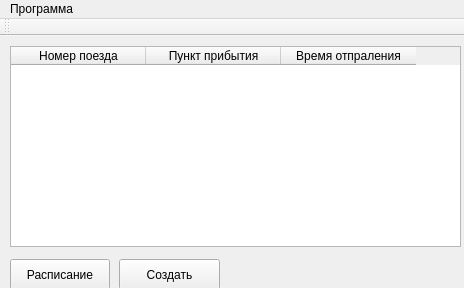
This is mainwindow.ui in the12chairs/TermProject as Qt 5 draws it before an edit. The edited form follows.
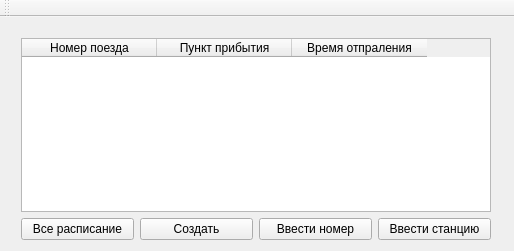
This is the edited form.

Diff of the .ui file:
```diff
--- a/mainwindow.ui
+++ b/mainwindow.ui
@@ -6,52 +6,29 @@
    <rect>
     <x>0</x>
     <y>0</y>
-    <width>464</width>
-    <height>288</height>
+    <width>514</width>
+    <height>251</height>
    </rect>
   </property>
   <property name="windowTitle">
    <string>MainWindow</string>
   </property>
   <widget class="QWidget" name="centralWidget">
-   <widget class="QPushButton" name="ShowRaspis">
+   <widget class="QWidget" name="">
     <property name="geometry">
      <rect>
       <x>10</x>
-      <y>223</y>
-      <width>100</width>
-      <height>31</height>
+      <y>10</y>
+      <width>492</width>
+      <height>224</height>
      </rect>
     </property>
-    <property name="text">
-     <string>Расписание</string>
-    </property>
-   </widget>
-   <widget class="QPushButton" name="AddRaspis">
-    <property name="geometry">
-     <rect>
-      <x>119</x>
-      <y>223</y>
-      <width>101</width>
-      <height>31</height>
-     </rect>
-    </property>
-    <property name="text">
-     <string>Создать</string>
-    </property>
-   </widget>
+    <layout class="QVBoxLayout" name="verticalLayout">
+     <item>
    <widget class="QTableWidget" name="infoList">
     <property name="enabled">
      <bool>true</bool>
     </property>
-    <property name="geometry">
-     <rect>
-      <x>10</x>
-      <y>10</y>
-      <width>451</width>
-      <height>201</height>
-     </rect>
-    </property>
     <property name="rowCount">
      <number>0</number>
     </property>
@@ -77,23 +54,41 @@
      </property>
     </column>
    </widget>
-  </widget>
-  <widget class="QMenuBar" name="menuBar">
-   <property name="geometry">
-    <rect>
-     <x>0</x>
-     <y>0</y>
-     <width>464</width>
-     <height>21</height>
-    </rect>
-   </property>
-   <widget class="QMenu" name="menu">
-    <property name="title">
-     <string>Программа</string>
-    </property>
-    <addaction name="action"/>
-   </widget>
-   <addaction name="menu"/>
+     </item>
+     <item>
+      <layout class="QHBoxLayout" name="horizontalLayout">
+       <item>
+        <widget class="QPushButton" name="ShowRaspis">
+         <property name="text">
+          <string>Все расписание</string>
+         </property>
+        </widget>
+       </item>
+       <item>
+        <widget class="QPushButton" name="AddRaspis">
+         <property name="text">
+          <string>Создать</string>
+         </property>
+        </widget>
+       </item>
+       <item>
+        <widget class="QPushButton" name="SearchNum">
+         <property name="text">
+          <string>Ввести номер</string>
+         </property>
+        </widget>
+       </item>
+       <item>
+        <widget class="QPushButton" name="SearchStat">
+         <property name="text">
+          <string>Ввести станцию</string>
+         </property>
+        </widget>
+       </item>
+      </layout>
+     </item>
+    </layout>
+   </widget>
   </widget>
   <widget class="QToolBar" name="mainToolBar">
    <attribute name="toolBarArea">
```
Left out of the diff: 31 changed lines with no effect on the pictures. Lines whose indentation alone changed are shown as unchanged.
